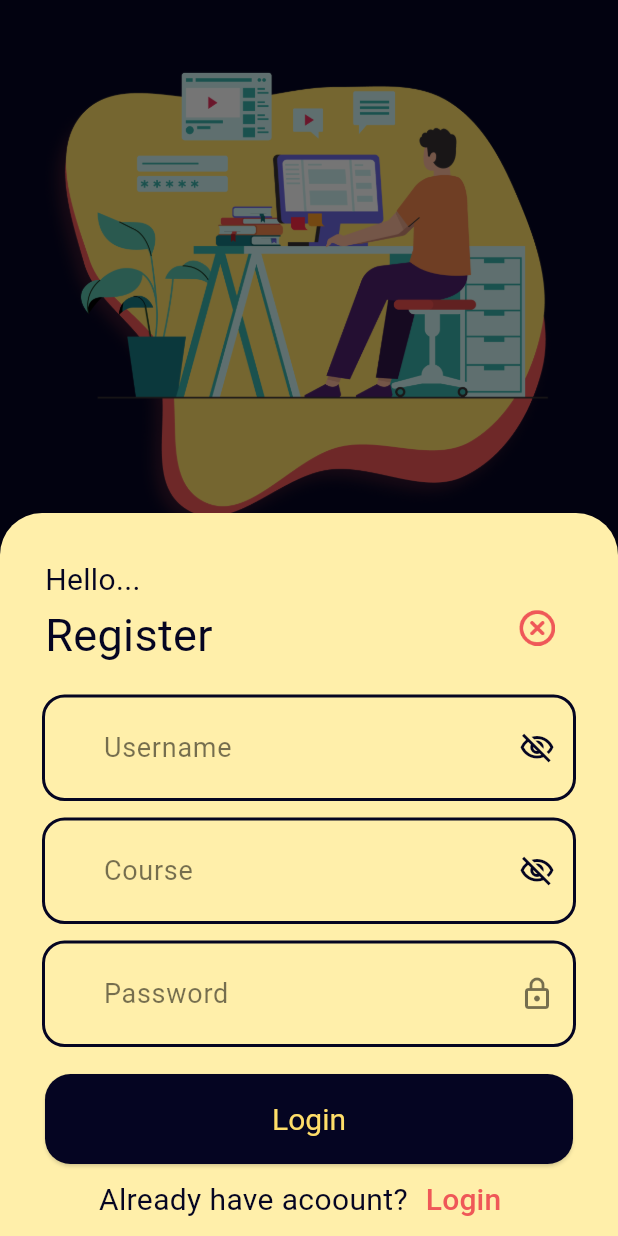
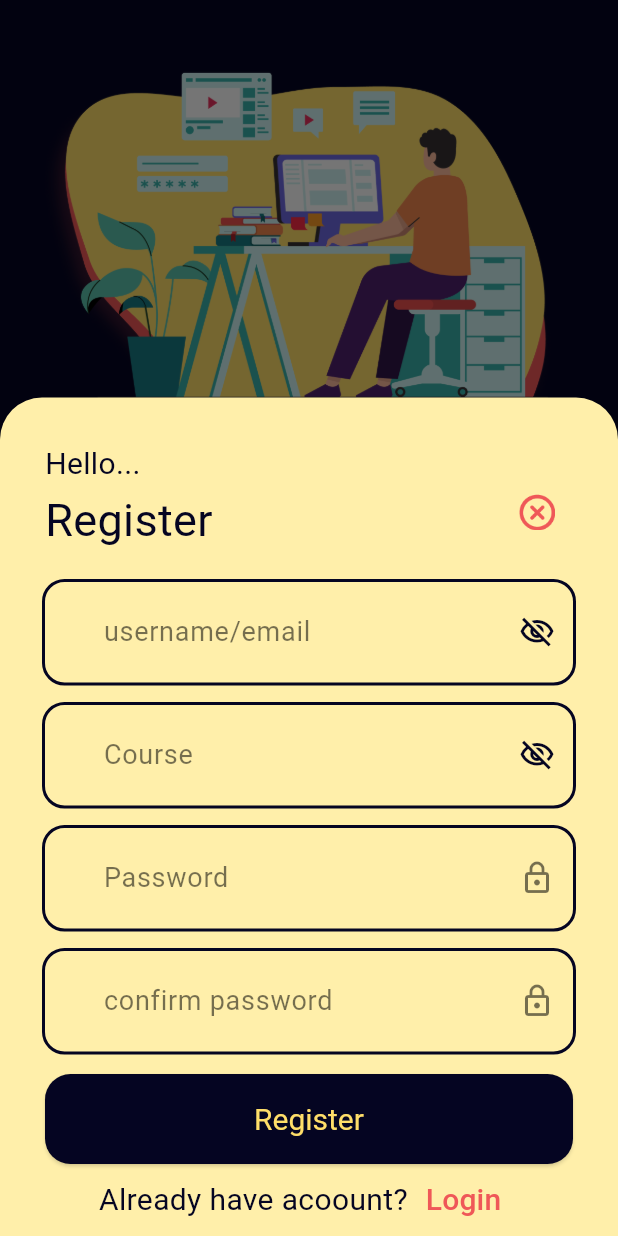
Before and after one commit to Ziad-Hegazy/Flutter-Login-UI, a Flutter app: the screen it shows after launch, after a tap on "Create Account", on a phone screen of 412 x 824 dp. Run offline on Flutter 3.47's test engine with Material 3 defaults, Android fonts, the phone set to English and light mode, and no system bars; Roboto replaces fonts that are missing (SegoeUI).

Commit message:
UI improvements:     Add: Confirm password field to register sheet     Fix: Error text field now follows the app theme
 Changes to be committed:
	new file:   LoginTesting.gif
	modified:   lib/styles/theme.dart
	modified:   lib/widgets/login_bottom_sheet.dart
	modified:   lib/widgets/register_bottom_sheet.dart

```diff
--- a/lib/styles/theme.dart
+++ b/lib/styles/theme.dart
@@ -32,8 +32,23 @@ class AppTheme {
               strokeAlign: BorderSide.strokeAlignOutside),
           borderRadius: BorderRadius.circular(13),
         ),
+        errorBorder: OutlineInputBorder(
+          borderSide: BorderSide(
+              color: AppColors.secondary,
+              width: 3,
+              strokeAlign: BorderSide.strokeAlignOutside),
+          borderRadius: BorderRadius.circular(13),
+        ),
+        focusedErrorBorder: OutlineInputBorder(
+          borderSide: BorderSide(
+              color: AppColors.secondary,
+              width: 3,
+              strokeAlign: BorderSide.strokeAlignOutside),
+          borderRadius: BorderRadius.circular(13),
+        ),
+        errorStyle: AppTextStyles.FieldText.copyWith(color:AppColors.secondary,fontSize: 15),
         floatingLabelBehavior: FloatingLabelBehavior.auto,
-        floatingLabelStyle: AppTextStyles.FieldText.copyWith(fontSize: 15),
+        floatingLabelStyle: AppTextStyles.FieldText.copyWith(fontSize: 20),
         ),
     filledButtonTheme: FilledButtonThemeData(
       style: FilledButton.styleFrom(
--- a/lib/widgets/login_bottom_sheet.dart
+++ b/lib/widgets/login_bottom_sheet.dart
@@ -106,12 +106,12 @@ class _LoginBottomSheetState extends State<LoginBottomSheet> {
                               color: AppColors.primary,
                             ),
                     ),
-                    labelText: "Username",
+                    labelText: "username/email",
                   ),
                   controller: _usernameController,
                   validator: (value) {
                     if (value == null || value.isEmpty) {
-                      return "Username is required";
+                      return "An email or a username is required";
                     }
                     return null;
                   },
--- a/lib/widgets/register_bottom_sheet.dart
+++ b/lib/widgets/register_bottom_sheet.dart
@@ -17,8 +17,8 @@ class _RegisterBottomSheetState extends State<RegisterBottomSheet> {
 
   final _usernameController = TextEditingController();
    final _courseController = TextEditingController();
-
   final _passwordController = TextEditingController();
+  final _confirmPasswordController = TextEditingController();
 
   final _userController = UserController();
   bool _obscureUsername = true;
@@ -31,6 +31,12 @@ class _RegisterBottomSheetState extends State<RegisterBottomSheet> {
 
     if (value.length < 8) {
       return 'Password must be at least 8 characters';
+    }
+    return null;
+  }
+  String? _validateConfirmPassword(String? value) {
+    if (value != _passwordController.text) {
+      return 'Passwords do not match';
     }
     return null;
   }
@@ -107,12 +113,12 @@ class _RegisterBottomSheetState extends State<RegisterBottomSheet> {
                               color: AppColors.primary,
                             ),
                     ),
-                    labelText: "Username",
+                    labelText: "username/email",
                   ),
                   controller: _usernameController,
                   validator: (value) {
                     if (value == null || value.isEmpty) {
-                      return "Username is required";
+                      return "An email or a username is required";
                     }
                     return null;
                   },
@@ -161,12 +167,25 @@ class _RegisterBottomSheetState extends State<RegisterBottomSheet> {
                   obscureText: true,
                 ),
                 const SizedBox(
-                  height: 5,
+                  height: 15,
                 ),
-                SizedBox(height: 15,),
+                TextFormField(
+                  decoration: const InputDecoration(
+                      labelText: "confirm password",
+                      suffixIcon: Icon(
+                        Icons.lock_outlined,
+                        color: Colors.black54,
+                      )),
+                  controller: _confirmPasswordController,
+                  validator: _validateConfirmPassword,
+                  obscureText: true,
+                ),
+                const SizedBox(
+                  height: 15,
+                ),
                 ElevatedButton(
-                  onPressed: () {},
-                  child: const Text("Login"),
+                  onPressed: _submit,
+                  child: const Text("Register"),
                 ),
                 Row(
                   mainAxisAlignment: MainAxisAlignment.center,
```
Also changed, not shown: 1 other file.
